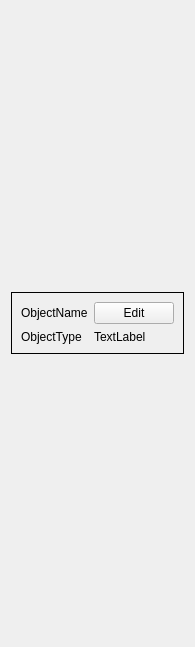
First picture: the form in package/ui/Widgets/ui/ObjectWidget.ui, repository DenDen039/surface-view, before the edit.
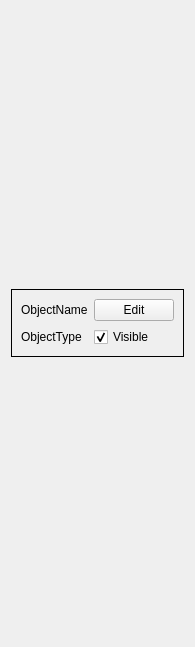
Second picture: the form after the edit.

```diff
--- a/package/ui/Widgets/ui/ObjectWidget.ui
+++ b/package/ui/Widgets/ui/ObjectWidget.ui
@@ -80,9 +80,12 @@
            </widget>
           </item>
           <item row="1" column="1">
-           <widget class="QLabel" name="label_color">
+           <widget class="QCheckBox" name="visibiityCheckBox">
             <property name="text">
-             <string>TextLabel</string>
+             <string>Visible</string>
+            </property>
+            <property name="checked">
+             <bool>true</bool>
             </property>
            </widget>
           </item>
```
Left out of the diff: 28 changed lines with no effect on the pictures.
